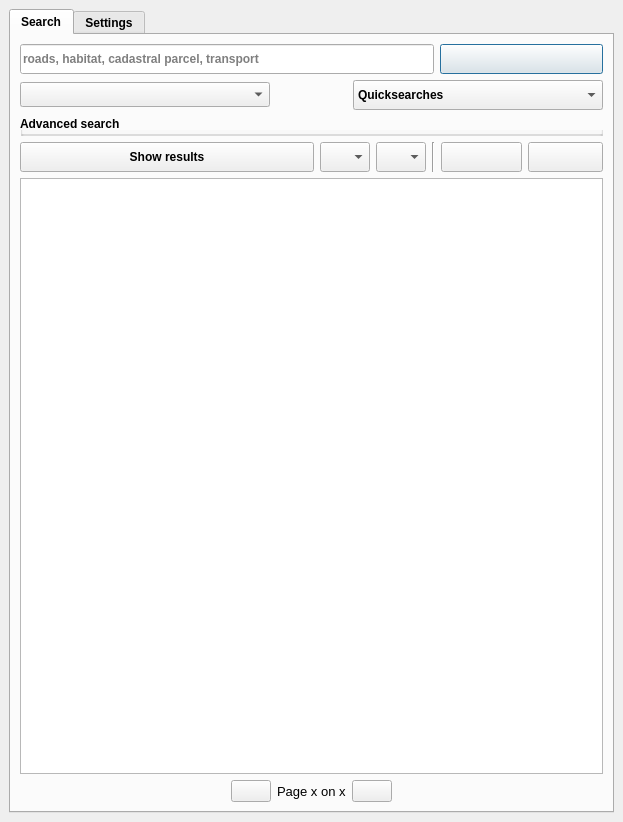
The window that ui/isogeo_dockwidget_base.ui (isogeo/isogeo-plugin-qgis) describes before a commit, drawn with Qt 5.
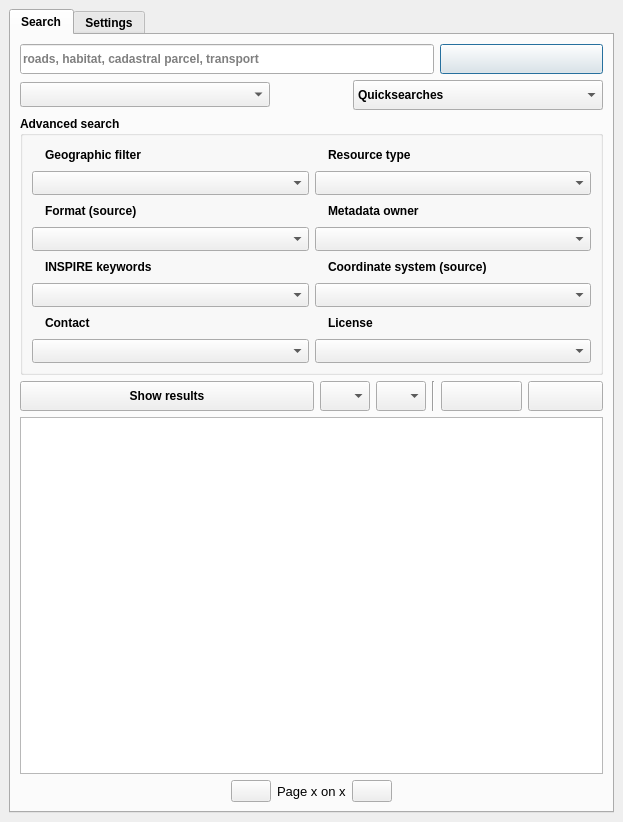
The same window after the commit. Icons and pictures are not drawn. Custom widgets are drawn as their Qt base class.

Commit message: fix cbb size and change relevance icon #158

What changed in the file:
```diff
--- a/ui/isogeo_dockwidget_base.ui
+++ b/ui/isogeo_dockwidget_base.ui
@@ -87,13 +87,13 @@
            <widget class="QPushButton" name="btn_show">
             <property name="minimumSize">
              <size>
-              <width>201</width>
+              <width>250</width>
               <height>30</height>
              </size>
             </property>
             <property name="maximumSize">
              <size>
-              <width>800</width>
+              <width>360</width>
               <height>30</height>
              </size>
             </property>
@@ -113,8 +113,8 @@
            <widget class="QComboBox" name="cbb_ob">
             <property name="minimumSize">
              <size>
-              <width>35</width>
-              <height>0</height>
+              <width>45</width>
+              <height>20</height>
              </size>
             </property>
             <property name="maximumSize">
@@ -127,7 +127,10 @@
              <string>Sorting method</string>
             </property>
             <property name="sizeAdjustPolicy">
-             <enum>QComboBox::AdjustToContents</enum>
+             <enum>QComboBox::AdjustToMinimumContentsLengthWithIcon</enum>
+            </property>
+            <property name="minimumContentsLength">
+             <number>20</number>
             </property>
            </widget>
           </item>
@@ -135,8 +138,8 @@
            <widget class="QComboBox" name="cbb_od">
             <property name="minimumSize">
              <size>
-              <width>35</width>
-              <height>0</height>
+              <width>40</width>
+              <height>20</height>
              </size>
             </property>
             <property name="maximumSize">
@@ -161,7 +164,7 @@
              <enum>QComboBox::AdjustToMinimumContentsLengthWithIcon</enum>
             </property>
             <property name="minimumContentsLength">
-             <number>10</number>
+             <number>20</number>
             </property>
            </widget>
           </item>
@@ -501,7 +504,7 @@
           <property name="maximumSize">
            <size>
             <width>800</width>
-            <height>20</height>
+            <height>16777215</height>
            </size>
           </property>
           <property name="font">
```
Left out of the diff: 5 changed lines with no effect on the pictures. The commit also changes 7 other files.
